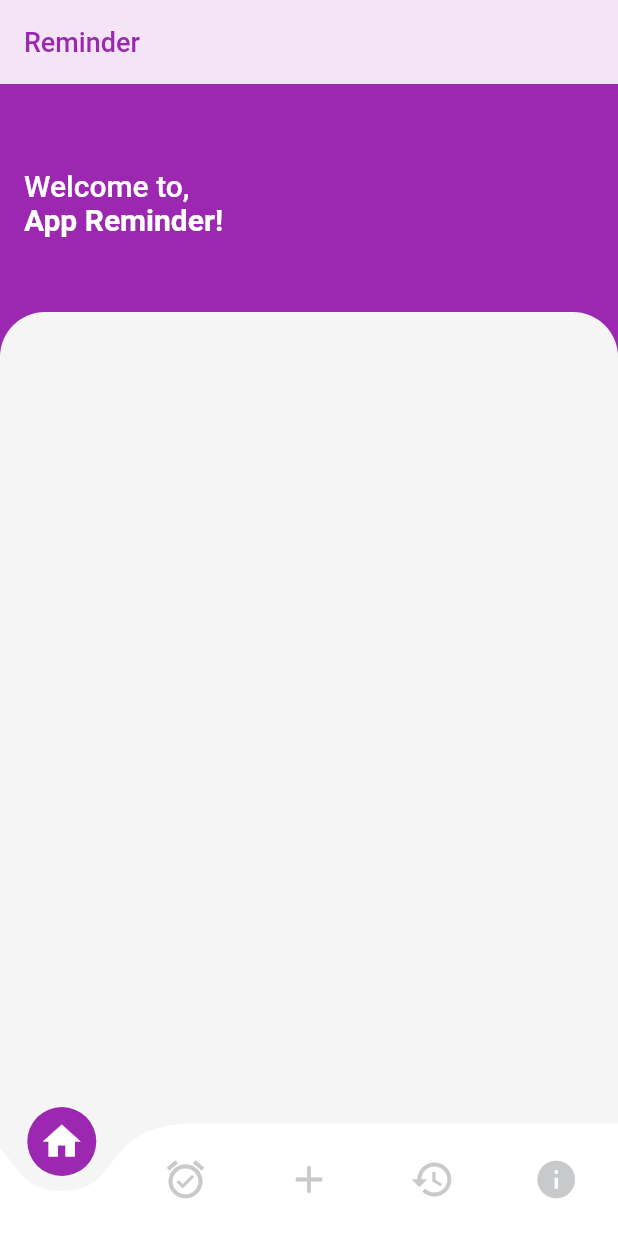
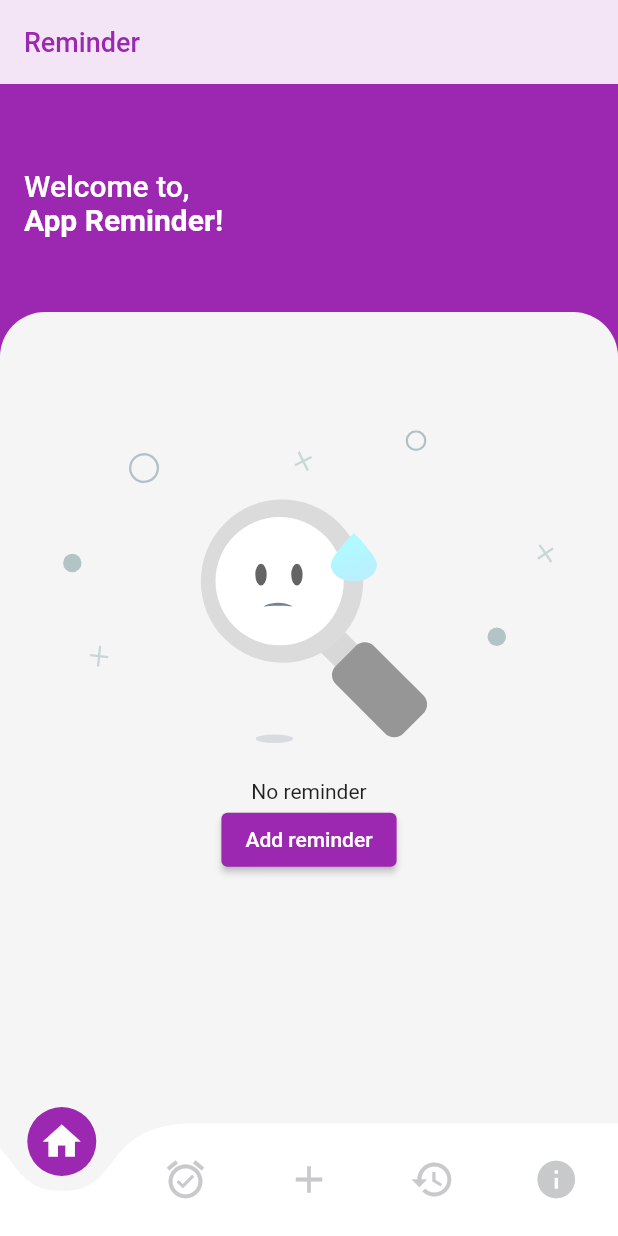
Before and after one commit to ropiudindev/reminder_app, a Flutter app: the screen it shows after launch, on a phone screen of 412 x 824 dp. Run offline on Flutter 3.47's test engine with Material 2 defaults, Android fonts, the phone set to English and light mode, and no system bars; drawn by our look-alikes of curved_navigation_bar; our stand-ins replace bloc, date_picker_timeline, equatable, flutter_bloc, flutter_local_notifications, flutter_screenutil and 5 more; missing offline and left inert: time_picker_spinner; accounts and stored records are empty.

Commit message:
chore : empty state

```diff
--- a/lib/presentation/home_screen.dart
+++ b/lib/presentation/home_screen.dart
@@ -36,6 +36,7 @@ class _HomeScreenState extends State<HomeScreen> {
       bottomNavigationBar: CurvedNavigationBar(
         backgroundColor: Colors.grey[100]!,
         buttonBackgroundColor: Colors.purple,
+        index: activeIndex,
         items: [
           Icon(
             Icons.home,
@@ -151,7 +152,11 @@ class _HomeScreenState extends State<HomeScreen> {
                         padding: const EdgeInsets.symmetric(
                           vertical: 24.0,
                         ),
-                        child: getWidget(activeIndex, remindersInitial));
+                        child: getWidget(activeIndex, remindersInitial, () {
+                          setState(() {
+                            activeIndex = 2;
+                          });
+                        }));
                   },
                 )
               ],
@@ -162,16 +167,20 @@ class _HomeScreenState extends State<HomeScreen> {
     );
   }
 
-  Widget getWidget(int index, List<ReminderModelHive?> remindersInitial) {
+  Widget getWidget(
+    int index,
+    List<ReminderModelHive?> remindersInitial,
+    Function() onTapAdd,
+  ) {
     switch (index) {
       case 0:
-        return ReminderList(reminders: remindersInitial);
+        return ReminderList(reminders: remindersInitial, onTapAdd: onTapAdd);
       case 1:
         return ReminderList(
             reminders: remindersInitial
                 .where((element) => element!.date.isAfter(DateTime.now()))
                 .toList(),
-        );
+            onTapAdd: onTapAdd);
       case 2:
         return const AddReminder();
       case 3:
@@ -179,7 +188,7 @@ class _HomeScreenState extends State<HomeScreen> {
             reminders: remindersInitial
                 .where((element) => element!.date.isBefore(DateTime.now()))
                 .toList(),
-        );
+            onTapAdd: onTapAdd);
       case 4:
         return InformationUsage(
           reminders: remindersInitial,
--- /dev/null
+++ b/lib/presentation/page/empty.dart
@@ -0,0 +1,30 @@
+import 'package:flutter/material.dart';
+import 'package:lottie/lottie.dart';
+
+class EmptyState extends StatelessWidget {
+  final Function() onTapAdd;
+  const EmptyState({super.key, required this.onTapAdd});
+
+  @override
+  Widget build(BuildContext context) {
+    return Center(
+      child: Padding(
+        padding: const EdgeInsets.only(top: 30.0),
+        child: Column(
+          children: [
+            Lottie.asset('assets/animation/empty.json'),
+            const SizedBox(
+              height: 10.0,
+            ),
+            const Text('No reminder'),
+            ElevatedButton(
+              style: ElevatedButton.styleFrom(backgroundColor: Colors.purple),
+              onPressed: onTapAdd,
+              child: const Text('Add reminder'),
+            ),
+          ],
+        ),
+      ),
+    );
+  }
+}
--- a/lib/presentation/page/reminder_list.dart
+++ b/lib/presentation/page/reminder_list.dart
@@ -2,13 +2,16 @@ import 'package:flutter/material.dart';
 import 'package:flutter_bloc/flutter_bloc.dart';
 import 'package:reminder_app/model/reminder_model.dart';
 import 'package:reminder_app/presentation/bloc/reminder_bloc.dart';
+import 'package:reminder_app/presentation/page/empty.dart';
 import 'package:reminder_app/presentation/widgets/reminder_card.dart';
 
 class ReminderList extends StatelessWidget {
   final List<ReminderModelHive?> reminders;
+  final Function() onTapAdd;
   const ReminderList({
     super.key,
     required this.reminders,
+    required this.onTapAdd,
   });
 
   @override
@@ -23,21 +26,31 @@ class ReminderList extends StatelessWidget {
               padding: const EdgeInsets.symmetric(
                 horizontal: 24.0,
               ),
-              child: Column(
+              child: reminders.isNotEmpty
+                  ? Column(
                       children: [
                         ...List.generate(
                           reminders.length,
                           (index) => ReminderCard(
                             onDelete: () {
-                            BlocProvider.of<ReminderBloc>(context)
-                                .add(DeleteReminderEvent(reminders[index]!.id));
+                              BlocProvider.of<ReminderBloc>(context).add(
+                                DeleteReminderEvent(
+                                  reminders[index]!.id,
+                                ),
+                              );
                             },
                             reminder: ReminderModelHive(
                               reminders[index]!.id,
                               reminders[index]!.date,
                               reminders[index]!.title,
-                              reminders[index]!.description))),
+                              reminders[index]!.description,
+                            ),
+                          ),
+                        ),
                       ],
+                    )
+                  : EmptyState(
+                      onTapAdd: onTapAdd,
                     ),
             ),
           ],
--- a/pubspec.yaml
+++ b/pubspec.yaml
@@ -50,6 +50,7 @@ dependencies:
   bloc: ^8.1.4
   time_picker_spinner: ^0.0.1
   pie_chart: ^5.4.0
+  lottie: ^2.6.0
 
 dev_dependencies:
   flutter_test:
@@ -79,8 +80,8 @@ flutter:
   uses-material-design: true
 
   # To add assets to your application, add an assets section, like this:
-  # assets:
-  #   - images/a_dot_burr.jpeg
+  assets:
+    - assets/animation/
   #   - images/a_dot_ham.jpeg
 
   # An image asset can refer to one or more resolution-specific "variants", see
```
Also changed, not shown: assets/animation/empty.json (added, +1 -0 lines), pubspec.lock. Lines whose indentation alone changed are shown as unchanged.
